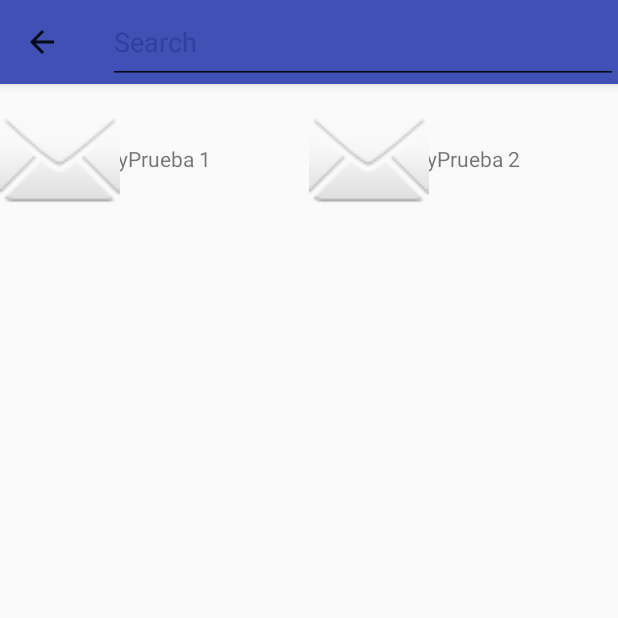
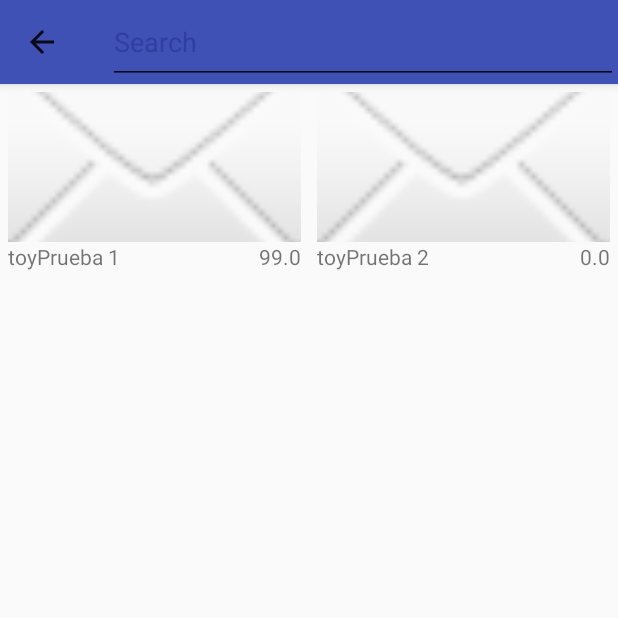
Before and after one commit to vajikc3/toyguay_Android, an Android app: the screen it shows after launch (ToysActivity), on a phone screen of 412 x 824 dp, the top half of it. Run offline under Robolectric (Android 15) with nearby library versions, the phone set to English and light mode, and no system bars; our stand-ins replace Picasso; libraries missing offline, so code that uses them is left out: io.realm, io.realm.annotations; pictures from the network do not load; 12 statements that could not run were skipped.

Commit message:
Enhancements over toy cell styling

```diff
--- a/app/src/main/java/thebardals/android/toyguay/activities/ToysActivity.java
+++ b/app/src/main/java/thebardals/android/toyguay/activities/ToysActivity.java
@@ -38,9 +38,11 @@ public class ToysActivity extends AppCompatActivity {
         Toy toy1 = new Toy();
         toy1.setName("toyPrueba 1");
         toy1.setImageURL("http://www.pediatricblog.es/wp-content/uploads/juguetes2.jpg");
+        toy1.setPrice(99.00);
         Toy toy2 = new Toy();
         toy2.setName("toyPrueba 2");
         toy2.setImageURL("http://www.elpaisdelosjuguetes.es/media/catalog/product/cache/2/image/9df78eab33525d08d6e5fb8d27136e95/9/7/97251_1.jpg");
+        toy1.setPrice(99.00);
         Toys toys = Toys.build();
         toys.add(toy1);
         toys.add(toy2);
--- a/app/src/main/java/thebardals/android/toyguay/views/ToyCellViewHolder.java
+++ b/app/src/main/java/thebardals/android/toyguay/views/ToyCellViewHolder.java
@@ -19,6 +19,7 @@ import thebardals.domain.Toy;
 public class ToyCellViewHolder extends RecyclerView.ViewHolder {
 
     private TextView nameTextView;
+    private TextView priceTextView;
     private ImageView imageView;
 
     private WeakReference<Context> context;
@@ -32,6 +33,7 @@ public class ToyCellViewHolder extends RecyclerView.ViewHolder {
 
     public void bindViews(View cellToy){
         nameTextView = (TextView) cellToy.findViewById(R.id.cell_toy_name);
+        priceTextView = (TextView) cellToy.findViewById(R.id.cell_toy_price);
         imageView = (ImageView) cellToy.findViewById(R.id.cell_toy_image);
     }
 
@@ -40,6 +42,7 @@ public class ToyCellViewHolder extends RecyclerView.ViewHolder {
             return;
         }
         nameTextView.setText(toy.getName());
+        priceTextView.setText(String.valueOf(toy.getPrice()));
         Picasso.with(context.get())
                 .load(toy.getImageURL())
                 .networkPolicy(NetworkPolicy.NO_CACHE)
--- a/app/src/main/res/layout/cell_toy.xml
+++ b/app/src/main/res/layout/cell_toy.xml
@@ -4,24 +4,37 @@
     xmlns:tools="http://schemas.android.com/tools"
     android:orientation="vertical"
     android:layout_width="match_parent"
-    android:layout_height="100dp"
+    android:layout_height="wrap_content"
+    android:layout_margin="5dp"
     >
 
-    <TextView
-        android:id="@+id/cell_toy_name"
-        android:layout_width="match_parent"
-        android:layout_height="50dp"
-        android:layout_centerVertical="true"
-        android:gravity="center"
-        tools:text="Donec sed odio dui.lore"
-        />
 
     <ImageView
         android:id="@+id/cell_toy_image"
-        android:layout_width="80dp"
-        android:layout_height="80dp"
+        android:layout_width="match_parent"
+        android:layout_height="100dp"
         tools:src="@android:drawable/btn_plus"
-        android:layout_centerVertical="true"
+        android:scaleType="centerCrop"
+        />
+    <TextView
+        android:id="@+id/cell_toy_name"
+        android:layout_width="wrap_content"
+        android:layout_height="wrap_content"
+        tools:text="Donec sed odio dui.lore, Donec sed odio dui.lore, Donec sed odio dui.lore"
+        android:maxLines="1"
+        android:ellipsize="end"
+        android:maxEms="10"
+        android:layout_below="@id/cell_toy_image"
+        android:layout_alignParentLeft="true"
+        android:layout_toLeftOf="@+id/cell_toy_price"
+        />
+    <TextView
+        android:id="@+id/cell_toy_price"
+        android:layout_width="wrap_content"
+        android:layout_height="wrap_content"
+        tools:text="99.00 $"
+        android:layout_below="@id/cell_toy_image"
+        android:layout_alignParentRight="true"
         />
 
 
```
